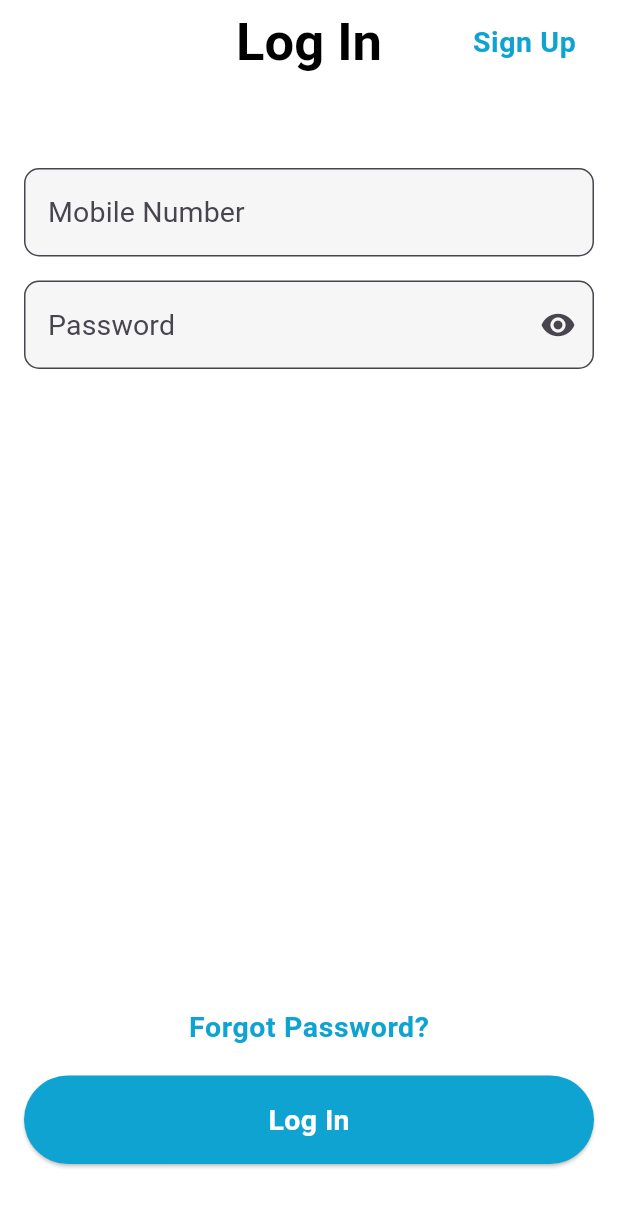
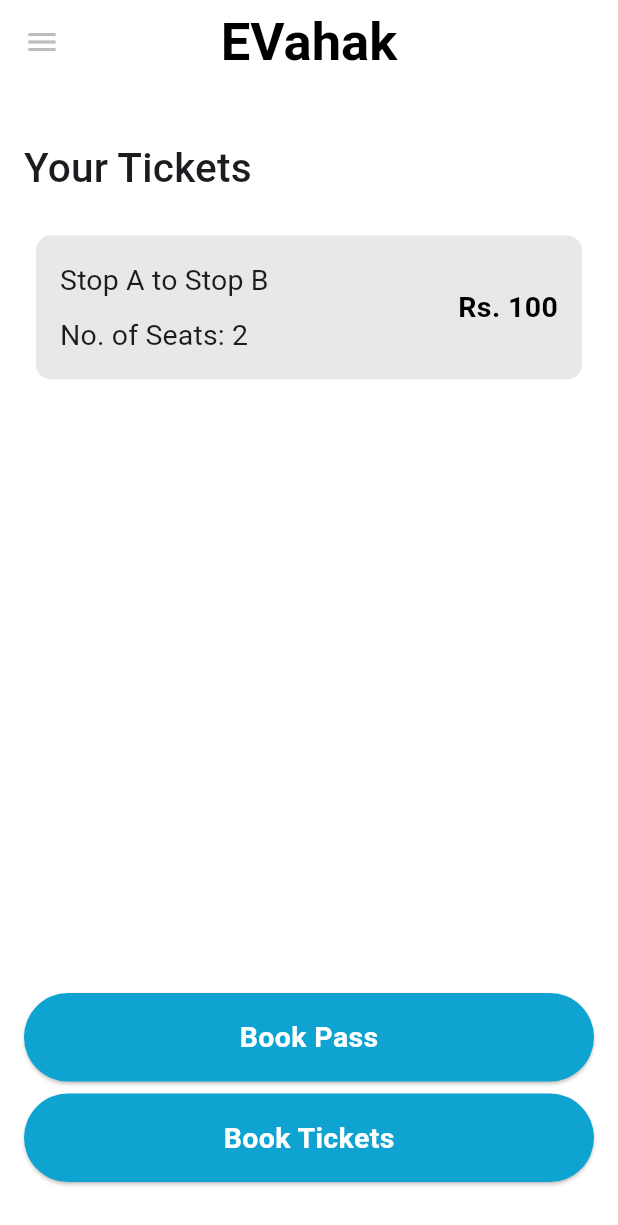
Before and after one commit to abhi3940/e_vahak, a Flutter app: the screen it shows after launch, on a phone screen of 412 x 824 dp. Shown: the top 1225 px of the screen. Run offline on Flutter 3.47's test engine with Material 3 defaults, Android fonts, the phone set to English and light mode, and no system bars; our stand-ins replace firebase_auth, firebase_core, flutter_riverpod, routemaster; accounts and stored records are empty.

Commit message:
modified:   android/app/build.gradle 	modified:   ios/Podfile.lock 	modified:   lib/core/common/widgets/password_fields.dart 	modified:   lib/core/common/widgets/primary_button.dart 	modified:   lib/core/common/widgets/text_feilds.dart 	new file:   lib/features/auth/repository/auth_repository.dart 	modified:   lib/features/auth/screens/login_screen.dart 	modified:   lib/features/auth/screens/signup_screen.dart 	modified:   lib/features/home/screens/home_screen.dart 	modified:   lib/features/ticket/screens/add_details_screen.dart 	modified:   lib/features/ticket/screens/select_destination_screen.dart 	modified:   lib/features/ticket/screens/select_source_screen.dart 	modified:   lib/main.dart 	modified:   lib/models/stops.dart 	modified:   lib/models/tickets.dart 	modified:   lib/models/user_model.dart 	modified:   lib/routes/router.dart 	modified:   macos/Flutter/GeneratedPluginRegistrant.swift 	modified:   pubspec.lock 	modified:   pubspec.yaml 	modified:   windows/flutter/generated_plugin_registrant.cc 	modified:   windows/flutter/generated_plugins.cmake

```diff
--- a/lib/core/common/widgets/password_fields.dart
+++ b/lib/core/common/widgets/password_fields.dart
@@ -3,8 +3,8 @@ import 'package:flutter/material.dart';
 
 class PasswordField extends StatefulWidget {
   final String hint;
-
-  const PasswordField({Key? key, required this.hint}) : super(key: key);
+  final TextEditingController controller;
+  const PasswordField({Key? key, required this.hint, required this.controller}) : super(key: key);
 
   @override
   _PasswordFieldState createState() => _PasswordFieldState();
@@ -24,6 +24,7 @@ class _PasswordFieldState extends State<PasswordField> {
     return Padding(
       padding: const EdgeInsets.all(8.0),
       child: TextField(
+        controller: widget.controller,
         style: Theme.of(context)
                             .textTheme
                             .titleSmall,
--- a/lib/core/common/widgets/primary_button.dart
+++ b/lib/core/common/widgets/primary_button.dart
@@ -5,12 +5,13 @@ class PrimaryButton extends StatelessWidget {
   final String title;
   final Function(BuildContext) onTapBtn; // Modify this line
 
-  const PrimaryButton({Key? key, required this.title, required this.onTapBtn}) : super(key: key); // Modify this line
+  const PrimaryButton({Key? key, required this.title, required this.onTapBtn})
+      : super(key: key); // Modify this line
 
   @override
   Widget build(BuildContext context) {
     return Padding(
-      padding: const EdgeInsets.all(8.0).copyWith(bottom: 20),
+      padding: const EdgeInsets.all(8.0).copyWith(top: 0),
       child: SizedBox(
         width: double.infinity,
         child: ElevatedButton(
@@ -28,6 +29,5 @@ class PrimaryButton extends StatelessWidget {
         ),
       ),
     );
-
   }
 }
--- a/lib/core/common/widgets/text_feilds.dart
+++ b/lib/core/common/widgets/text_feilds.dart
@@ -3,13 +3,15 @@ import 'package:flutter/material.dart';
 
 class CustomTextFeilds extends StatelessWidget {
   final String hint;
-  const CustomTextFeilds({super.key, required this.hint});
+  final TextEditingController controller;
+  const CustomTextFeilds({super.key, required this.hint, required this.controller});
 
   @override
   Widget build(BuildContext context) {
     return Padding(
                 padding: const EdgeInsets.all(8.0),
                 child: TextField(
+                  controller: controller,
                   style: Theme.of(context)
                           .textTheme
                           .titleSmall,
--- a/lib/features/home/screens/home_screen.dart
+++ b/lib/features/home/screens/home_screen.dart
@@ -0,0 +1,81 @@
+import 'package:e_vahak/core/common/widgets/primary_button.dart';
+import 'package:e_vahak/theme/pallete.dart';
+import 'package:flutter/material.dart';
+import 'package:routemaster/routemaster.dart';
+
+class HomeScreen extends StatelessWidget {
+  const HomeScreen({super.key});
+
+  void naviateToSelectSource(BuildContext context) {
+    Routemaster.of(context).push('/selectSource');
+  }
+
+  @override
+  Widget build(BuildContext context) {
+    return Scaffold(
+        appBar: AppBar(
+          title: Text(
+            'EVahak',
+            style: Theme.of(context).textTheme.titleLarge,
+          ),
+          leading: IconButton(
+            icon: const Icon(Icons.menu, color: Pallete.grey3),
+            onPressed: () {},
+          ),
+        ),
+        body: Padding(
+          padding: const EdgeInsets.all(8.0),
+          child: Column(
+            crossAxisAlignment: CrossAxisAlignment.start,
+            children: [
+              const SizedBox(
+                height: 20,
+              ),
+              Padding(
+                padding: const EdgeInsets.all(8.0),
+                child: Text(
+                  'Your Tickets',
+                  style: Theme.of(context).textTheme.titleMedium,
+                  textAlign: TextAlign.left,
+                ),
+              ),
+              Padding(
+                padding: const EdgeInsets.all(16.0),
+                child: Container(
+                  padding: const EdgeInsets.all(16.0),
+                  decoration: BoxDecoration(
+                    borderRadius: BorderRadius.circular(10),
+                    color: Pallete.grey2,
+                  ),
+                  child:
+                    Row(
+                      mainAxisAlignment: MainAxisAlignment.spaceBetween,
+                      children: [
+                        Column(
+                          crossAxisAlignment: CrossAxisAlignment.start,
+                          children: [
+                            Text('Stop A to Stop B',style: Theme.of(context).textTheme.titleSmall,),
+                            const SizedBox(height: 10,),
+                            Text('No. of Seats: 2',style: Theme.of(context).textTheme.titleSmall,),
+                          ],
+                        ),
+
+                        Text('Rs. 100',style: Theme.of(context).textTheme.bodyMedium?.copyWith(color: Colors.black),),
+                      ],
+                    ),
+
+                ),
+              ),
+              const Spacer(),
+              PrimaryButton(
+                  title: 'Book Pass', onTapBtn: naviateToSelectSource),
+              PrimaryButton(
+                  title: 'Book Tickets', onTapBtn: naviateToSelectSource),
+              const SizedBox(
+                height: 20,
+              ),
+            ],
+          ),
+        ));
+  }
+}
--- a/lib/main.dart
+++ b/lib/main.dart
@@ -59,7 +59,7 @@ class MyApp extends StatelessWidget {
       debugShowCheckedModeBanner: false,
       title: 'e-Vahak',
       routerDelegate: RoutemasterDelegate(routesBuilder: (context) {
-        return loggedOutRoutes;
+        return loggedInRoutes;
       }),
       routeInformationParser: const RoutemasterParser(),
     );
--- a/lib/models/stops.dart
+++ b/lib/models/stops.dart
@@ -0,0 +1,43 @@
+final stops = [
+  {
+    'name': 'Stop A',
+    'id': 1,
+  },
+  {
+    'name': 'Stop B',
+    'id': 2,
+  },
+  {
+    'name': 'Stop c',
+    'id': 3,
+  },
+  {
+    'name': 'Stop D',
+    'id': 4,
+  },
+  {
+    'name': 'Stop E',
+    'id': 5,
+  },
+  {
+    'name': 'Stop F',
+    'id': 6,
+  },
+  {
+    'name': 'Stop G',
+    'id': 7,
+  },
+  {
+    'name': 'Stop H',
+    'id': 8,
+  },
+  {
+    'name': 'Stop I',
+    'id': 9,
+  },
+  {
+    'name': 'Stop J',
+    'id': 10,
+  },
+
+];
--- a/lib/routes/router.dart
+++ b/lib/routes/router.dart
@@ -1,5 +1,9 @@
 import 'package:e_vahak/features/auth/screens/login_screen.dart';
 import 'package:e_vahak/features/auth/screens/signup_screen.dart';
+import 'package:e_vahak/features/home/screens/home_screen.dart';
+import 'package:e_vahak/features/ticket/screens/add_details_screen.dart';
+import 'package:e_vahak/features/ticket/screens/select_destination_screen.dart';
+import 'package:e_vahak/features/ticket/screens/select_source_screen.dart';
 import 'package:flutter/material.dart';
 import 'package:routemaster/routemaster.dart';
 
@@ -9,3 +13,13 @@ final loggedOutRoutes = RouteMap(
     '/signup': (_) => const MaterialPage<void>(child: SignUpScreen()),
   },
 );
+
+final loggedInRoutes = RouteMap(
+  routes: {
+    '/': (_) => const MaterialPage<void>(child: HomeScreen()),
+    '/selectSource': (_) => const MaterialPage<void>(child: SelectSourceScreen()),
+    '/selectDestination/:index': (route) => MaterialPage(child: SelectDestinationScreen(selectedSource: int.parse(route.pathParameters['index']!))),
+    '/addticketDetails': (_) => const MaterialPage<void>(child: PassengerDetails()),
+
+  },
+);
--- a/pubspec.yaml
+++ b/pubspec.yaml
@@ -39,6 +39,7 @@ dependencies:
   riverpod: ^2.4.9
   flutter_riverpod: ^2.4.9
   routemaster: ^1.0.1
+  firebase_auth: ^4.16.0
 
 dev_dependencies:
   flutter_test:
```
Also changed, not shown: lib/features/auth/repository/auth_repository.dart (added, +33 -0 lines), lib/features/auth/screens/login_screen.dart (+42 -9 lines), lib/features/auth/screens/signup_screen.dart (+38 -12 lines), lib/features/ticket/screens/add_details_screen.dart (+11 -12 lines), lib/features/ticket/screens/select_destination_screen.dart (+111 -0 lines), lib/features/ticket/screens/select_source_screen.dart (+115 -0 lines), lib/models/tickets.dart (+107 -0 lines), lib/models/user_model.dart (+93 -0 lines), pubspec.lock, 5 other files.
